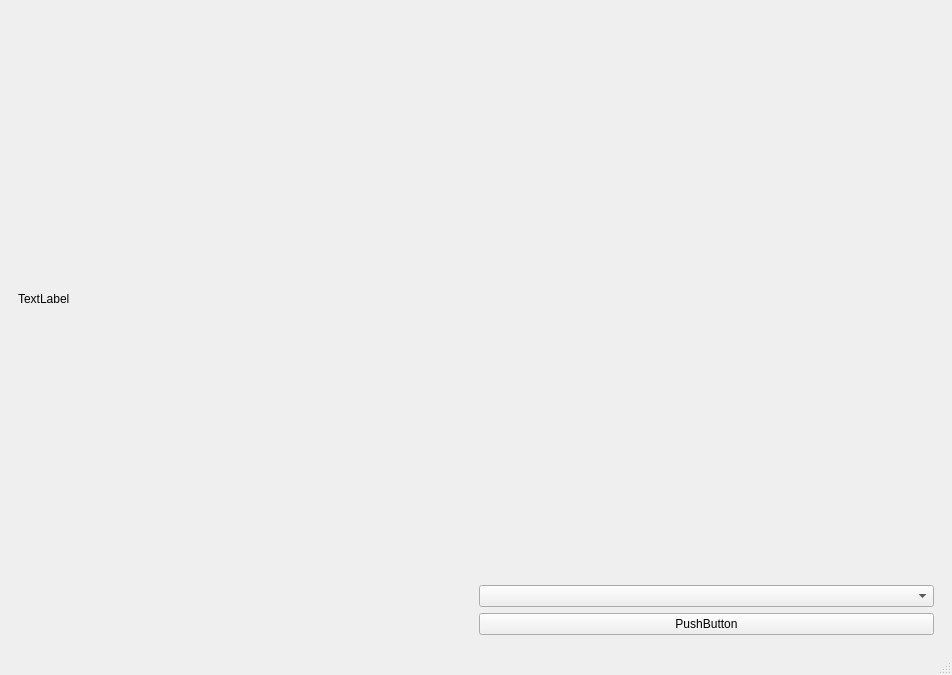
Qt form mainwindow.ui (SemProjectGroup/semProject) before a commit.
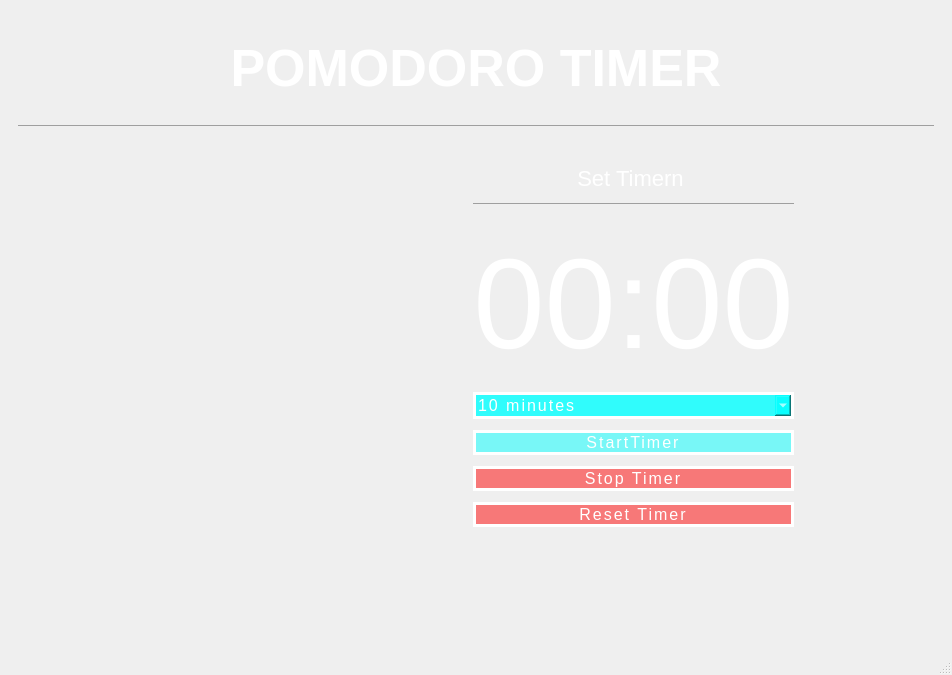
The same form after that commit. The open tabs and pages were chosen to show the change. Icons and pictures are not drawn.

Commit message:
Completed the pomodoro page
(Almost, need to work on the hourGlass images and hourGlass animations)

The edit to the form file:
```diff
--- a/mainwindow.ui
+++ b/mainwindow.ui
@@ -15,6 +15,19 @@
   </property>
   <widget class="QWidget" name="centralwidget">
    <layout class="QVBoxLayout" name="verticalLayout">
+    <item>
+     <spacer name="horizontalSpacer_9">
+      <property name="orientation">
+       <enum>Qt::Orientation::Horizontal</enum>
+      </property>
+      <property name="sizeHint" stdset="0">
+       <size>
+        <width>40</width>
+        <height>20</height>
+       </size>
+      </property>
+     </spacer>
+    </item>
     <item>
      <widget class="QStackedWidget" name="stackedWidget">
       <property name="sizePolicy">
@@ -24,7 +37,7 @@
        </sizepolicy>
       </property>
       <property name="currentIndex">
-       <number>2</number>
+       <number>0</number>
       </property>
       <widget class="QWidget" name="loadingPage">
        <widget class="QLabel" name="label">
@@ -148,8 +161,31 @@
        <layout class="QVBoxLayout" name="verticalLayout_4">
         <item>
          <widget class="QLabel" name="label_5">
+          <property name="sizePolicy">
+           <sizepolicy hsizetype="Preferred" vsizetype="Maximum">
+            <horstretch>0</horstretch>
+            <verstretch>0</verstretch>
+           </sizepolicy>
+          </property>
+          <property name="styleSheet">
+           <string notr="true"> position: relative;
+  padding: 0;
+  margin: 0;
+  font-family: &quot;Raleway&quot;, sans-serif;
+  font-weight: 300;
+  font-size: 26px;
+  color: white;
+ text-align: center;
+  text-transform: uppercase;
+  padding-bottom: 5px;</string>
+          </property>
           <property name="text">
-           <string>TextLabel</string>
+           <string>&lt;h1&gt;POMODORO TIMER&lt;/h1&gt;
+&lt;hr style=&quot;background-color:'cyan'&quot; width=80%/&gt;
+</string>
+          </property>
+          <property name="alignment">
+           <set>Qt::AlignmentFlag::AlignCenter</set>
           </property>
          </widget>
         </item>
@@ -157,27 +193,382 @@
          <layout class="QHBoxLayout" name="horizontalLayout_3">
           <item>
            <widget class="QLabel" name="hourGlassImageLabel">
+            <property name="sizePolicy">
+             <sizepolicy hsizetype="MinimumExpanding" vsizetype="Preferred">
+              <horstretch>0</horstretch>
+              <verstretch>0</verstretch>
+             </sizepolicy>
+            </property>
             <property name="text">
-             <string>&lt;img src=&quot;E:\School\SemProject/fullHourGlass.png&quot; &quot;/&gt;</string>
+             <string>&lt;img src=&quot;E:\School\SemProject\fullHourGlass.png&quot; /&gt;</string>
             </property>
            </widget>
           </item>
           <item>
            <layout class="QVBoxLayout" name="verticalLayout_6">
             <item>
-             <widget class="QComboBox" name="comboBox_3"/>
+             <spacer name="horizontalSpacer_8">
+              <property name="orientation">
+               <enum>Qt::Orientation::Vertical</enum>
+              </property>
+              <property name="sizeType">
+               <enum>QSizePolicy::Policy::Maximum</enum>
+              </property>
+              <property name="sizeHint" stdset="0">
+               <size>
+                <width>5</width>
+                <height>10</height>
+               </size>
+              </property>
+             </spacer>
             </item>
             <item>
-             <widget class="QPushButton" name="pushButton_2">
+             <widget class="QLabel" name="label_6">
+              <property name="sizePolicy">
+               <sizepolicy hsizetype="Preferred" vsizetype="Maximum">
+                <horstretch>0</horstretch>
+                <verstretch>0</verstretch>
+               </sizepolicy>
+              </property>
+              <property name="styleSheet">
+               <string notr="true">
+  padding: 0;
+  margin: 0;
+  font-family: &quot;Raleway&quot;, sans-serif;
+  font-weight: 300;
+  font-size: 22px;
+  color: white;
+ text-align: center;
+  text-transform: uppercase;
+  padding-bottom: 5px;</string>
+              </property>
               <property name="text">
-               <string>PushButton</string>
+               <string>       Set Timern       &lt;hr  style=&quot;background-color:cyan&quot;&gt;</string>
+              </property>
+              <property name="alignment">
+               <set>Qt::AlignmentFlag::AlignCenter</set>
+              </property>
+             </widget>
+            </item>
+            <item>
+             <widget class="QLabel" name="timeLabel">
+              <property name="sizePolicy">
+               <sizepolicy hsizetype="Preferred" vsizetype="Maximum">
+                <horstretch>0</horstretch>
+                <verstretch>0</verstretch>
+               </sizepolicy>
+              </property>
+              <property name="styleSheet">
+               <string notr="true">
+  padding: 0;
+  margin: 0;
+  font-family: &quot;Raleway&quot;, sans-serif;
+  font-weight: 300;
+  font-size: 128px;
+  color: white;
+ text-align: center;
+  text-transform: uppercase;
+  padding-bottom: 5px;</string>
+              </property>
+              <property name="text">
+               <string>00:00</string>
+              </property>
+              <property name="alignment">
+               <set>Qt::AlignmentFlag::AlignCenter</set>
+              </property>
+             </widget>
+            </item>
+            <item>
+             <widget class="QComboBox" name="timerComboBox">
+              <property name="styleSheet">
+               <string notr="true">font-family: &quot;Open Sans&quot;, sans-serif;
+  font-size: 16px;
+  letter-spacing: 2px;
+  text-decoration: none;
+  text-transform: uppercase;
+  color: white;
+  cursor: pointer;
+  border: 3px solid;
+border-radius:15;
+border-color: white;
+background-color:rgba(0,255,255,0.8);
+  padding: 0.25em 0.5em;
+  box-shadow: 1px 1px 0px 0px, 2px 2px 0px 0px, 3px 3px 0px 0px, 4px 4px 0px 0px, 5px 5px 0px 0px;
+  position: relative;
+  user-select: none;
+  -webkit-user-select: none;
+  touch-action: manipulation;</string>
+              </property>
+              <item>
+               <property name="text">
+                <string>10 minutes</string>
+               </property>
+              </item>
+              <item>
+               <property name="text">
+                <string>15 minutes</string>
+               </property>
+              </item>
+              <item>
+               <property name="text">
+                <string>20 minutes</string>
+               </property>
+              </item>
+              <item>
+               <property name="text">
+                <string>30 minutes</string>
+               </property>
+              </item>
+              <item>
+               <property name="text">
+                <string>45 minutes</string>
+               </property>
+              </item>
+              <item>
+               <property name="text">
+                <string>60 minutes</string>
+               </property>
+              </item>
+             </widget>
+            </item>
+            <item>
+             <widget class="QPushButton" name="startTimerButton">
+              <property name="styleSheet">
+               <string notr="true">font-family: &quot;Open Sans&quot;, sans-serif;
+  font-size: 16px;
+  letter-spacing: 2px;
+  text-decoration: none;
+  text-transform: uppercase;
+  color: white;
+  cursor: pointer;
+  border: 3px solid;
+border-radius:15;
+border-color: white;
+background-color:rgba(0,255,255,0.5);
+  padding: 0.25em 0.5em;
+  box-shadow: 1px 1px 0px 0px, 2px 2px 0px 0px, 3px 3px 0px 0px, 4px 4px 0px 0px, 5px 5px 0px 0px;
+  position: relative;
+  user-select: none;
+  -webkit-user-select: none;
+  touch-action: manipulation;</string>
+              </property>
+              <property name="text">
+               <string>StartTimer</string>
+              </property>
+             </widget>
+            </item>
+            <item>
+             <widget class="QPushButton" name="stopTimerButton">
+              <property name="styleSheet">
+               <string notr="true">font-family: &quot;Open Sans&quot;, sans-serif;
+  font-size: 16px;
+  letter-spacing: 2px;
+  text-decoration: none;
+  text-transform: uppercase;
+  color: white;
+  cursor: pointer;
+  border: 3px solid;
+border-radius:15;
+border-color: white;
+background-color:rgba(255,0,0,0.5);
+  padding: 0.25em 0.5em;
+  box-shadow: 1px 1px 0px 0px, 2px 2px 0px 0px, 3px 3px 0px 0px, 4px 4px 0px 0px, 5px 5px 0px 0px;
+  position: relative;
+  user-select: none;
+  -webkit-user-select: none;
+  touch-action: manipulation;</string>
+              </property>
+              <property name="text">
+               <string>Stop Timer</string>
+              </property>
+             </widget>
+            </item>
+            <item>
+             <widget class="QPushButton" name="resetTimerButton">
+              <property name="styleSheet">
+               <string notr="true">font-family: &quot;Open Sans&quot;, sans-serif;
+  font-size: 16px;
+  letter-spacing: 2px;
+  text-decoration: none;
+  text-transform: uppercase;
+  color: white;
+  cursor: pointer;
+  border: 3px solid;
+border-radius:15;
+border-color: white;
+background-color:rgba(255,0,0,0.5);
+  padding: 0.25em 0.5em;
+  box-shadow: 1px 1px 0px 0px, 2px 2px 0px 0px, 3px 3px 0px 0px, 4px 4px 0px 0px, 5px 5px 0px 0px;
+  position: relative;
+  user-select: none;
+  -webkit-user-select: none;
+  touch-action: manipulation;</string>
+              </property>
+              <property name="text">
+               <string>Reset Timer</string>
               </property>
              </widget>
             </item>
            </layout>
           </item>
+          <item>
+           <spacer name="verticalSpacer_11">
+            <property name="orientation">
+             <enum>Qt::Orientation::Vertical</enum>
+            </property>
+            <property name="sizeHint" stdset="0">
+             <size>
+              <width>20</width>
+              <height>40</height>
+             </size>
+            </property>
+           </spacer>
+          </item>
+          <item>
+           <spacer name="verticalSpacer_10">
+            <property name="orientation">
+             <enum>Qt::Orientation::Vertical</enum>
+            </property>
+            <property name="sizeHint" stdset="0">
+             <size>
+              <width>20</width>
+              <height>40</height>
+             </size>
+            </property>
+           </spacer>
+          </item>
+          <item>
+           <spacer name="verticalSpacer_9">
+            <property name="orientation">
+             <enum>Qt::Orientation::Vertical</enum>
+            </property>
+            <property name="sizeHint" stdset="0">
+             <size>
+              <width>20</width>
+              <height>40</height>
+             </size>
+            </property>
+           </spacer>
+          </item>
+          <item>
+           <spacer name="verticalSpacer_8">
+            <property name="orientation">
+             <enum>Qt::Orientation::Vertical</enum>
+            </property>
+            <property name="sizeHint" stdset="0">
+             <size>
+              <width>20</width>
+              <height>40</height>
+             </size>
+            </property>
+           </spacer>
+          </item>
+          <item>
+           <spacer name="verticalSpacer_6">
+            <property name="orientation">
+             <enum>Qt::Orientation::Vertical</enum>
+            </property>
+            <property name="sizeHint" stdset="0">
+             <size>
+              <width>20</width>
+              <height>40</height>
+             </size>
+            </property>
+           </spacer>
+          </item>
+          <item>
+           <spacer name="verticalSpacer_5">
+            <property name="orientation">
+             <enum>Qt::Orientation::Vertical</enum>
+            </property>
+            <property name="sizeHint" stdset="0">
+             <size>
+              <width>20</width>
+              <height>40</height>
+             </size>
+            </property>
+           </spacer>
+          </item>
+          <item>
+           <spacer name="verticalSpacer_4">
+            <property name="orientation">
+             <enum>Qt::Orientation::Vertical</enum>
+            </property>
+            <property name="sizeHint" stdset="0">
+             <size>
+              <width>20</width>
+              <height>40</height>
+             </size>
+            </property>
+           </spacer>
+          </item>
          </layout>
         </item>
+        <item>
+         <spacer name="horizontalSpacer_6">
+          <property name="orientation">
+           <enum>Qt::Orientation::Horizontal</enum>
+          </property>
+          <property name="sizeHint" stdset="0">
+           <size>
+            <width>40</width>
+            <height>20</height>
+           </size>
+          </property>
+         </spacer>
+        </item>
+        <item>
+         <spacer name="horizontalSpacer_3">
+          <property name="orientation">
+           <enum>Qt::Orientation::Horizontal</enum>
+          </property>
+          <property name="sizeHint" stdset="0">
+           <size>
+            <width>40</width>
+            <height>20</height>
+           </size>
+          </property>
+         </spacer>
+        </item>
+        <item>
+         <spacer name="horizontalSpacer_7">
+          <property name="orientation">
+           <enum>Qt::Orientation::Horizontal</enum>
+          </property>
+          <property name="sizeHint" stdset="0">
+           <size>
+            <width>40</width>
+            <height>20</height>
+           </size>
+          </property>
+         </spacer>
+        </item>
+        <item>
+         <spacer name="horizontalSpacer_4">
+          <property name="orientation">
+           <enum>Qt::Orientation::Horizontal</enum>
+          </property>
+          <property name="sizeHint" stdset="0">
+           <size>
+            <width>40</width>
+            <height>20</height>
+           </size>
+          </property>
+         </spacer>
+        </item>
+        <item>
+         <spacer name="horizontalSpacer_5">
+          <property name="orientation">
+           <enum>Qt::Orientation::Horizontal</enum>
+          </property>
+          <property name="sizeHint" stdset="0">
+           <size>
+            <width>40</width>
+            <height>20</height>
+           </size>
+          </property>
+         </spacer>
+        </item>
        </layout>
       </widget>
       <widget class="QWidget" name="todoListPage">
@@ -416,6 +807,9 @@
   -webkit-user-select: none;
   touch-action: manipulation;</string>
             </property>
+            <property name="placeholderText">
+             <string>New To-do list Item</string>
+            </property>
            </widget>
           </item>
           <item>
```
The commit also changes 4 other files.
